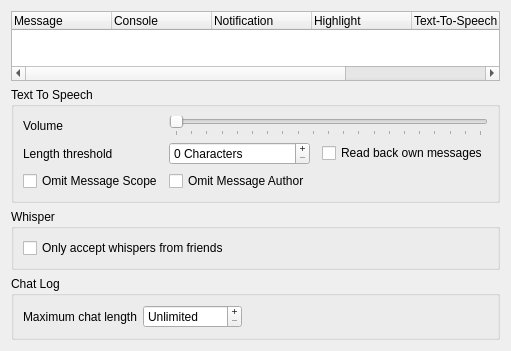
This is src/mumble/Log.ui in mumble-voip/mumble as Qt 5 draws it before an edit. The edited form follows.
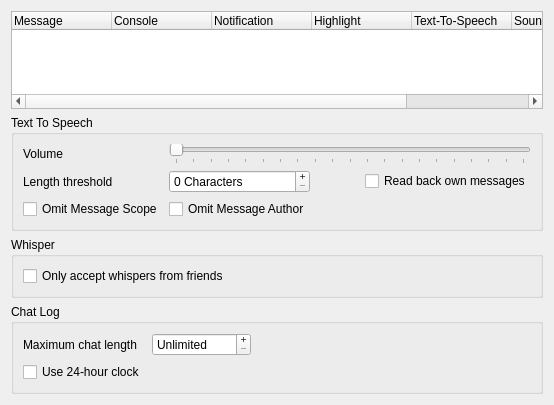
This is the edited form.

Commit message:
Add setting to toggle 24-hour time format for the chat
By default QTime uses the 24-hour time format when converting to a string.

This commit adds a setting (a checkbox) which allows users to toggle the format.

The setting only applies for new messages, the already shown ones will retain the previous time format.

The edit to the form file:
```diff
--- a/src/mumble/Log.ui
+++ b/src/mumble/Log.ui
@@ -6,8 +6,8 @@
    <rect>
     <x>0</x>
     <y>0</y>
-    <width>446</width>
-    <height>334</height>
+    <width>554</width>
+    <height>405</height>
    </rect>
   </property>
   <property name="windowTitle">
@@ -241,6 +241,18 @@
         </property>
        </spacer>
       </item>
+      <item row="1" column="0">
+       <widget class="QCheckBox" name="qcb24HourClock">
+        <property name="toolTip">
+         <string>If checked the time at the beginning of a message will be displayed in the 24-hour format.
+
+The setting only applies for new messages, the already shown ones will retain the previous time format.</string>
+        </property>
+        <property name="text">
+         <string>Use 24-hour clock</string>
+        </property>
+       </widget>
+      </item>
      </layout>
     </widget>
    </item>
```
The commit also changes 3 other files.
